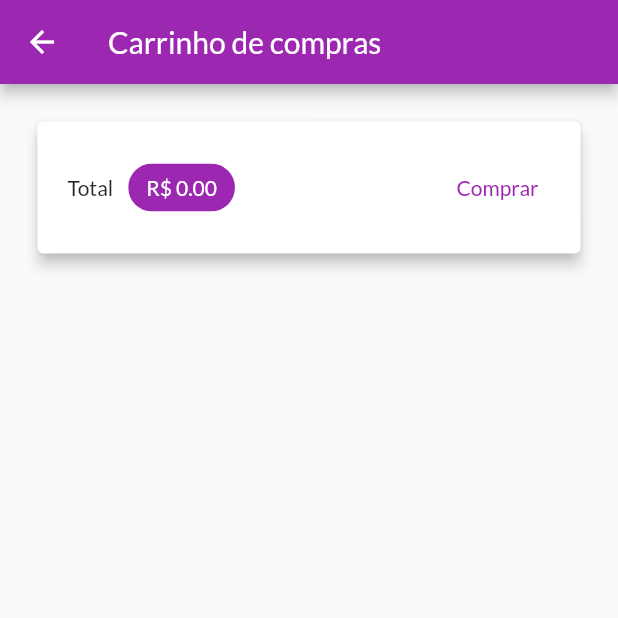
After one commit to richellyitalo/estudos-flutter, a Flutter app: the CartScreen screen opened by its route, on a phone screen of 412 x 824 dp, the top half of it. The commit adds this screen. Run offline on Flutter 3.47's test engine with Material 2 defaults, Android fonts, the phone set to English and light mode, and no system bars; network calls fail.

Commit message:
Screen de carrinho de compras

```diff
--- a/shop__state/lib/main.dart
+++ b/shop__state/lib/main.dart
@@ -4,6 +4,7 @@ import 'package:provider/provider.dart';
 import './views/products_overview_screen.dart';
 import './util/app_routes.dart';
 import './views/product_detail_screen.dart';
+import './views/cart_screen.dart';
 import './providers/products_provider.dart';
 import './providers/cart_provider.dart';
 
@@ -31,6 +32,7 @@ class MyApp extends StatelessWidget {
         home: ProductsOverView(),
         routes: {
           AppRoutes.PRODUCT_DETAIL: (context) => ProductDetailScreen(),
+          AppRoutes.CART: (context) => CartScreen(),
         },
       ),
     );
--- a/shop__state/lib/providers/cart_provider.dart
+++ b/shop__state/lib/providers/cart_provider.dart
@@ -25,6 +25,14 @@ class CartProvider with ChangeNotifier {
 
   int get itemCount {
     return _items.length;
+  }
+
+  double get totalAmount {
+    double totalAmount = 0.00;
+    _items.forEach((key, item) {
+      totalAmount += (item.quantity * item.price);
+    });
+    return totalAmount;
   }
 
   void add(Product product) {
--- a/shop__state/lib/util/app_routes.dart
+++ b/shop__state/lib/util/app_routes.dart
@@ -1,4 +1,5 @@
 class AppRoutes {
   static const HOME = '/';
   static const PRODUCT_DETAIL = '/product-detail';
+  static const CART = '/cart';
 }
--- /dev/null
+++ b/shop__state/lib/views/cart_screen.dart
@@ -0,0 +1,47 @@
+import 'package:flutter/material.dart';
+import 'package:provider/provider.dart';
+
+import '../providers/cart_provider.dart';
+
+class CartScreen extends StatelessWidget {
+  @override
+  Widget build(BuildContext context) {
+    final CartProvider cartProvider = Provider.of<CartProvider>(context);
+
+    return Scaffold(
+      appBar: AppBar(
+        title: Text('Carrinho de compras'),
+      ),
+      body: Column(
+        children: <Widget>[
+          Card(
+            margin: EdgeInsets.all(25),
+            elevation: 4,
+            child: Padding(
+              padding: const EdgeInsets.all(20.0),
+              child: Row(
+                mainAxisAlignment: MainAxisAlignment.spaceBetween,
+                children: <Widget>[
+                  Text('Total'),
+                  SizedBox(width: 10),
+                  Chip(
+                    label: Text(
+                      'R\$ ${cartProvider.totalAmount.toStringAsFixed(2)}',
+                      style: TextStyle(color: Colors.white),
+                    ),
+                    backgroundColor: Theme.of(context).primaryColor,
+                  ),
+                  Spacer(),
+                  TextButton(
+                    onPressed: () {},
+                    child: Text('Comprar'),
+                  ),
+                ],
+              ),
+            ),
+          )
+        ],
+      ),
+    );
+  }
+}
--- a/shop__state/lib/views/products_overview_screen.dart
+++ b/shop__state/lib/views/products_overview_screen.dart
@@ -1,5 +1,6 @@
 import 'package:flutter/material.dart';
 import 'package:provider/provider.dart';
+import '../util/app_routes.dart';
 
 import '../models/product.dart';
 import '../widgets/product/products_grid.dart';
@@ -67,7 +68,9 @@ class _ProductsOverViewState extends State<ProductsOverView> {
                 value: cartProvider.itemCount.toString(),
                 child: IconButton(
                   icon: Icon(Icons.shopping_cart),
-                  onPressed: () {},
+                  onPressed: () {
+                    Navigator.of(context).pushNamed(AppRoutes.CART);
+                  },
                 ),
               );
             },
--- a/shop__state/lib/widgets/badge.dart
+++ b/shop__state/lib/widgets/badge.dart
@@ -18,6 +18,10 @@ class Badge extends StatelessWidget {
           child: Container(
             width: 15,
             height: 15,
+            constraints: BoxConstraints(
+              maxHeight: 16,
+              minWidth: 16,
+            ),
             alignment: Alignment.center,
             decoration: BoxDecoration(
                 color: Colors.red, borderRadius: BorderRadius.circular(50)),
```
